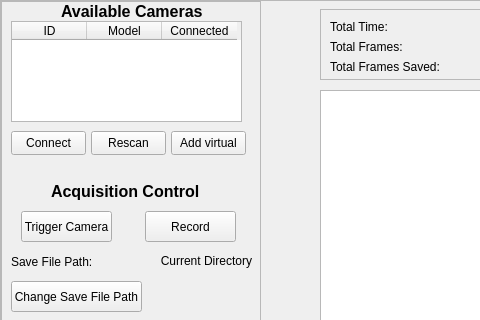
The window that src/mainwindow.ui (paulmthompson/CameraViewer) describes before a commit, drawn with Qt 5; both pictures show x 0 to 480 and y 0 to 320 of the 865 by 584 pixel window.
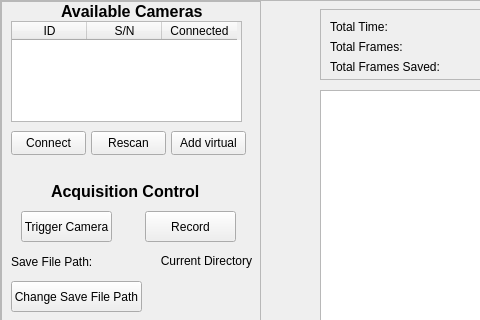
The same window after the commit.

What changed in the file:
```diff
--- a/src/mainwindow.ui
+++ b/src/mainwindow.ui
@@ -365,6 +365,12 @@
            <height>101</height>
           </rect>
          </property>
+         <property name="minimumSize">
+          <size>
+           <width>231</width>
+           <height>0</height>
+          </size>
+         </property>
          <property name="selectionMode">
           <enum>QAbstractItemView::SingleSelection</enum>
          </property>
@@ -396,7 +402,7 @@
          </column>
          <column>
           <property name="text">
-           <string>Model</string>
+           <string>S/N</string>
           </property>
           <property name="foreground">
            <brush brushstyle="SolidPattern">
```
